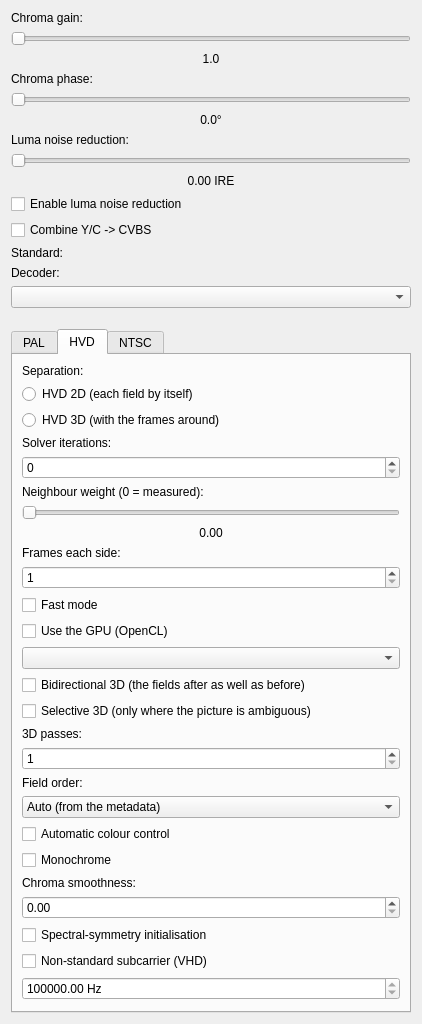
The window that src/gui-common/chromadecoderconfigdialog.ui (vrunk11/ld-decode-tools) describes before a commit, drawn with Qt 5.
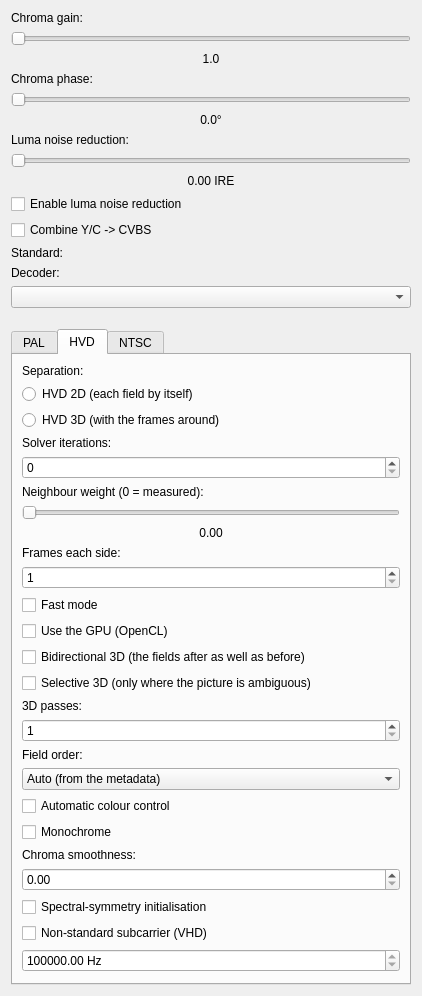
The same window after the commit.

Commit message: ld-chroma-decoder: --hvd-gpu-device chooses the GPU of the HVD solver (on the command line only: the windows use the strongest)

What changed in the file:
```diff
--- a/src/gui-common/chromadecoderconfigdialog.ui
+++ b/src/gui-common/chromadecoderconfigdialog.ui
@@ -407,13 +407,6 @@
          </property>
         </widget>
        </item>
-       <item>
-        <widget class="QComboBox" name="hvdGpuDeviceComboBox">
-         <property name="toolTip">
-          <string>The GPU that runs the solver. An integrated GPU (it shares the memory of the processor) is usually slower than the processor, and it can slow the screen down.</string>
-         </property>
-        </widget>
-       </item>
        <item>
         <widget class="QCheckBox" name="hvdBidirectionalCheckBox">
          <property name="text">
```
The commit also changes 7 other files.
